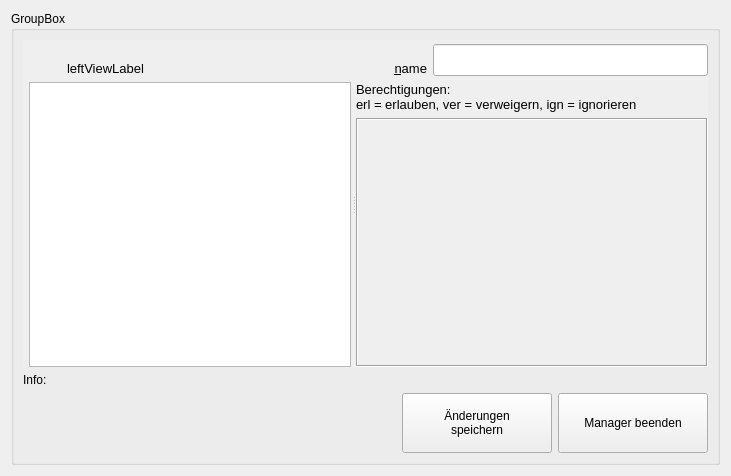
This is qrkcore/3rdparty/ckvsoft/rbac/base_admin.ui in DatabasesWorks/QRK-Cash-Register as Qt 5 draws it before an edit. The edited form follows.
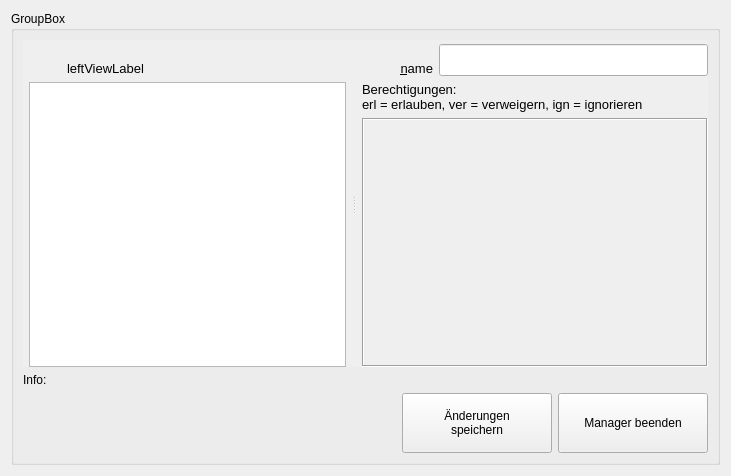
This is the edited form. Icons and pictures are not drawn. Custom widgets are drawn as their Qt base class.

Patch:
```diff
--- a/qrkcore/3rdparty/ckvsoft/rbac/base_admin.ui
+++ b/qrkcore/3rdparty/ckvsoft/rbac/base_admin.ui
@@ -92,7 +92,7 @@
            <bool>true</bool>
           </property>
           <property name="handleWidth">
-           <number>5</number>
+           <number>16</number>
           </property>
           <widget class="QWidget" name="layoutWidget">
            <layout class="QGridLayout" name="gridLayout_2" columnstretch="0,0">
@@ -302,8 +302,8 @@
                 <rect>
                  <x>0</x>
                  <y>0</y>
-                 <width>365</width>
-                 <height>237</height>
+                 <width>372</width>
+                 <height>228</height>
                 </rect>
                </property>
                <property name="accessibleName">
@@ -403,6 +403,13 @@
    </item>
   </layout>
  </widget>
+ <customwidgets>
+  <customwidget>
+   <class>QrkPushButton</class>
+   <extends>QPushButton</extends>
+   <header>qrkpushbutton.h</header>
+  </customwidget>
+ </customwidgets>
  <tabstops>
   <tabstop>ListView</tabstop>
   <tabstop>nameEdit</tabstop>
```
Left out of the diff: 4 changed lines with no effect on the pictures.
